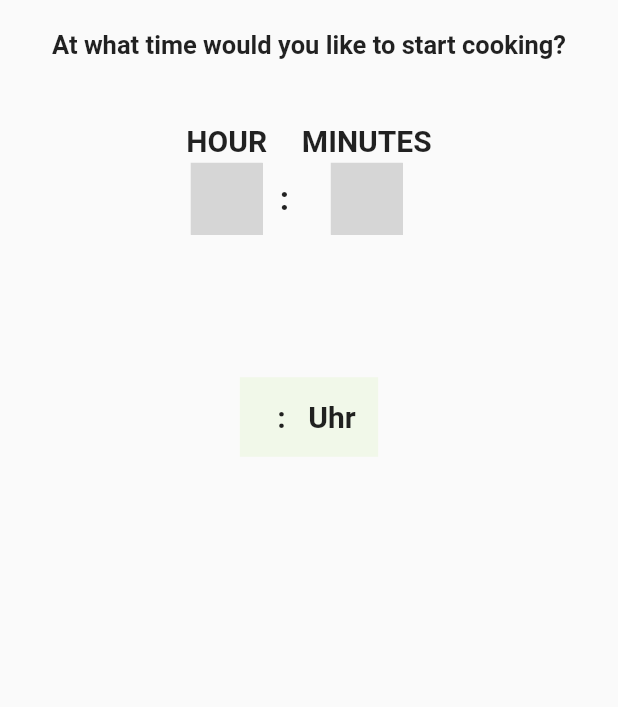
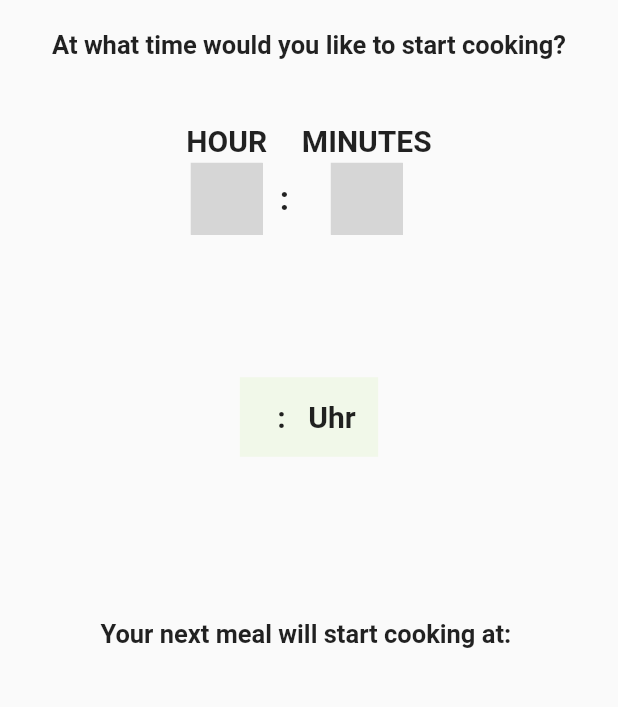
Before and after one commit to zumbesa1/Steasy-App, a Flutter app: the screen it shows after launch, on a phone screen of 412 x 824 dp, the part 426-1133 px from its top. Run offline on Flutter 3.47's test engine with Material 2 defaults, Android fonts, the phone set to English and light mode, and no system bars; our stand-ins replace flutter_blue, numberpicker; statements that could not run were skipped; grey boxes are pictures that could not be loaded.

Commit message:
add Text do Screen 'SetTimer'

```diff
--- a/steasy_app/lib/main.dart
+++ b/steasy_app/lib/main.dart
@@ -222,7 +222,6 @@ class MySteasyState extends State<MyBluetoothApp>
             }));
   }
 
-
   Future<Null> _selectUserDateTime(BuildContext context) async {
     final DateTime picked = await showDatePicker(
         context: context,
@@ -385,17 +384,22 @@ class MySteasyState extends State<MyBluetoothApp>
           Expanded(
               flex: 1,
               child: Row(
-
+                mainAxisAlignment: MainAxisAlignment.center,
+                children: <Widget>[
+                  Padding(
+                    padding: EdgeInsets.only(top: 10.0, bottom: 5.0),
+                    child: Text("Your next meal will start cooking at: ",
+                        style: TextStyle(
+                            fontSize: 17, fontWeight: FontWeight.bold)),
+                  ),
+                ],
               )),
           Expanded(
               flex: 1,
               child: Column(
                 mainAxisAlignment: MainAxisAlignment.spaceEvenly,
-                children: <Widget>[
-
-                ],
+                children: <Widget>[],
               )),
-
         ],
       ),
     );
```
